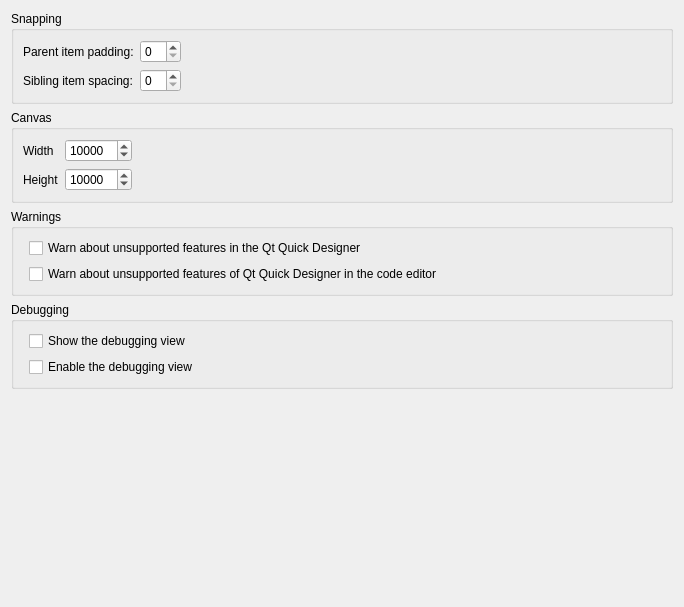
Qt form src/plugins/qmldesigner/settingspage.ui (qt-creator/qt-creator) before a commit.
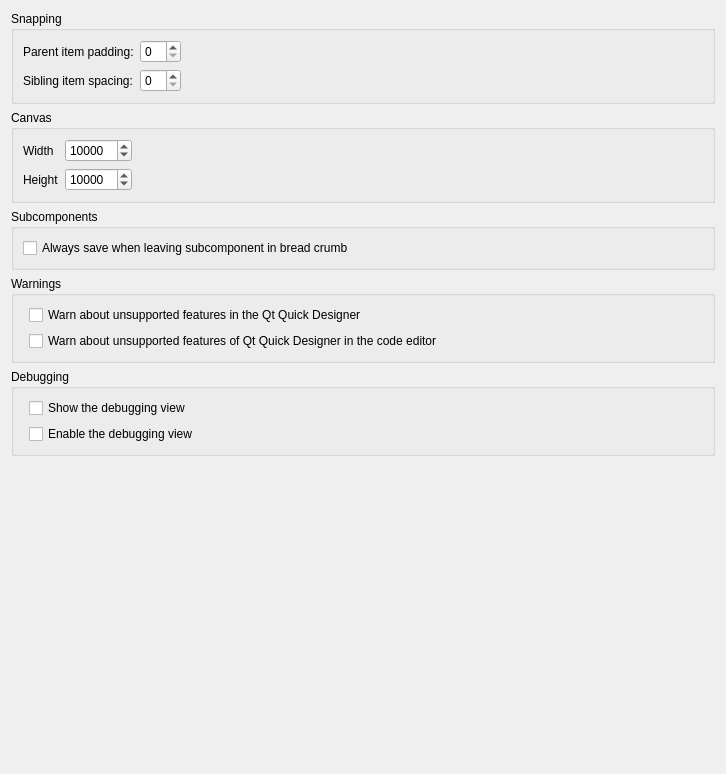
The same form after that commit.

Commit message: QmlDesigner.CrumbleBar: Add save messagebox

Diff of the .ui file:
```diff
--- a/src/plugins/qmldesigner/settingspage.ui
+++ b/src/plugins/qmldesigner/settingspage.ui
@@ -6,80 +6,14 @@
    <rect>
     <x>0</x>
     <y>0</y>
-    <width>684</width>
-    <height>607</height>
+    <width>726</width>
+    <height>774</height>
    </rect>
   </property>
   <property name="windowTitle">
    <string>Form</string>
   </property>
   <layout class="QGridLayout" name="gridLayout">
-   <item row="3" column="0">
-    <widget class="QGroupBox" name="groupBox_4">
-     <property name="title">
-      <string>Debugging</string>
-     </property>
-     <layout class="QVBoxLayout" name="verticalLayout">
-      <item>
-       <layout class="QFormLayout" name="formLayout_4">
-        <item row="0" column="1">
-         <widget class="QCheckBox" name="designerShowDebuggerCheckBox">
-          <property name="text">
-           <string>Show the debugging view</string>
-          </property>
-         </widget>
-        </item>
-        <item row="1" column="1">
-         <widget class="QCheckBox" name="designerEnableDebuggerCheckBox">
-          <property name="text">
-           <string>Enable the debugging view</string>
-          </property>
-         </widget>
-        </item>
-       </layout>
-      </item>
-     </layout>
-    </widget>
-   </item>
-   <item row="2" column="0">
-    <widget class="QGroupBox" name="groupBox_2">
-     <property name="sizePolicy">
-      <sizepolicy hsizetype="Preferred" vsizetype="Preferred">
-       <horstretch>0</horstretch>
-       <verstretch>0</verstretch>
-      </sizepolicy>
-     </property>
-     <property name="title">
-      <string>Warnings</string>
-     </property>
-     <layout class="QHBoxLayout" name="horizontalLayout_3">
-      <item>
-       <layout class="QFormLayout" name="formLayout_3">
-        <item row="0" column="1">
-         <widget class="QCheckBox" name="designerWarningsCheckBox">
-          <property name="toolTip">
-           <string>Warns about QML features which are not properly supported by the Qt Quick Designer.</string>
-          </property>
-          <property name="text">
-           <string>Warn about unsupported features in the Qt Quick Designer</string>
-          </property>
-         </widget>
-        </item>
-        <item row="1" column="1">
-         <widget class="QCheckBox" name="designerWarningsInEditorCheckBox">
-          <property name="toolTip">
-           <string>Also warns in the code editor about QML features which are not properly supported by the Qt Quick Designer.</string>
-          </property>
-          <property name="text">
-           <string>Warn about unsupported features of Qt Quick Designer in the code editor</string>
-          </property>
-         </widget>
-        </item>
-       </layout>
-      </item>
-     </layout>
-    </widget>
-   </item>
    <item row="0" column="0">
     <widget class="QGroupBox" name="groupBox_3">
      <property name="title">
@@ -199,6 +133,72 @@
     </widget>
    </item>
    <item row="4" column="0">
+    <widget class="QGroupBox" name="groupBox_4">
+     <property name="title">
+      <string>Debugging</string>
+     </property>
+     <layout class="QVBoxLayout" name="verticalLayout">
+      <item>
+       <layout class="QFormLayout" name="formLayout_4">
+        <item row="0" column="1">
+         <widget class="QCheckBox" name="designerShowDebuggerCheckBox">
+          <property name="text">
+           <string>Show the debugging view</string>
+          </property>
+         </widget>
+        </item>
+        <item row="1" column="1">
+         <widget class="QCheckBox" name="designerEnableDebuggerCheckBox">
+          <property name="text">
+           <string>Enable the debugging view</string>
+          </property>
+         </widget>
+        </item>
+       </layout>
+      </item>
+     </layout>
+    </widget>
+   </item>
+   <item row="3" column="0">
+    <widget class="QGroupBox" name="groupBox_2">
+     <property name="sizePolicy">
+      <sizepolicy hsizetype="Preferred" vsizetype="Preferred">
+       <horstretch>0</horstretch>
+       <verstretch>0</verstretch>
+      </sizepolicy>
+     </property>
+     <property name="title">
+      <string>Warnings</string>
+     </property>
+     <layout class="QHBoxLayout" name="horizontalLayout_3">
+      <item>
+       <layout class="QFormLayout" name="formLayout_3">
+        <item row="0" column="1">
+         <widget class="QCheckBox" name="designerWarningsCheckBox">
+          <property name="toolTip">
+           <string>Warns about QML features which are not properly supported by the Qt Quick Designer.</string>
+          </property>
+          <property name="text">
+           <string>Warn about unsupported features in the Qt Quick Designer</string>
+          </property>
+         </widget>
+        </item>
+        <item row="1" column="1">
+         <widget class="QCheckBox" name="designerWarningsInEditorCheckBox">
+          <property name="toolTip">
+           <string>Also warns in the code editor about QML features which are not properly supported by the Qt Quick Designer.</string>
+          </property>
+          <property name="text">
+           <string>Warn about unsupported features of Qt Quick Designer in the code editor</string>
+          </property>
+         </widget>
+        </item>
+       </layout>
+      </item>
+     </layout>
+    </widget>
+   </item>
+   <item row="5" column="0">
     <spacer name="verticalSpacer">
      <property name="orientation">
       <enum>Qt::Vertical</enum>
@@ -211,6 +211,28 @@
      </property>
     </spacer>
    </item>
+   <item row="2" column="0">
+    <widget class="QGroupBox" name="groupBox_5">
+     <property name="minimumSize">
+      <size>
+       <width>0</width>
+       <height>0</height>
+      </size>
+     </property>
+     <property name="title">
+      <string>Subcomponents</string>
+     </property>
+     <layout class="QVBoxLayout" name="verticalLayout_2">
+      <item>
+       <widget class="QCheckBox" name="checkBox">
+        <property name="text">
+         <string>Always save when leaving subcomponent in bread crumb</string>
+        </property>
+       </widget>
+      </item>
+     </layout>
+    </widget>
+   </item>
   </layout>
  </widget>
  <resources/>
```
The commit also changes 5 other files.
